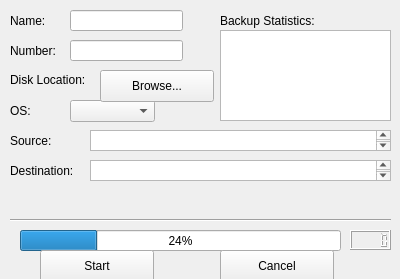
mneavor/CougarBackup, file cougarbackup.ui: the form before one commit.
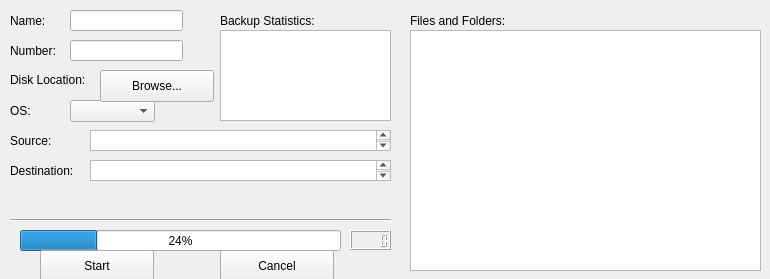
The form after the commit.

Commit message: Worked on Start Button

```diff
--- a/cougarbackup.ui
+++ b/cougarbackup.ui
@@ -6,7 +6,7 @@
    <rect>
     <x>0</x>
     <y>0</y>
-    <width>400</width>
+    <width>770</width>
     <height>279</height>
    </rect>
   </property>
@@ -263,6 +263,29 @@
     <string>Backup Statistics:</string>
    </property>
   </widget>
+  <widget class="QTextBrowser" name="textBrowser_folders">
+   <property name="geometry">
+    <rect>
+     <x>410</x>
+     <y>30</y>
+     <width>351</width>
+     <height>241</height>
+    </rect>
+   </property>
+  </widget>
+  <widget class="QLabel" name="label_folders">
+   <property name="geometry">
+    <rect>
+     <x>410</x>
+     <y>10</y>
+     <width>111</width>
+     <height>21</height>
+    </rect>
+   </property>
+   <property name="text">
+    <string>Files and Folders:</string>
+   </property>
+  </widget>
  </widget>
  <layoutdefault spacing="6" margin="11"/>
  <resources/>
```
The commit also changes 4 other files.
